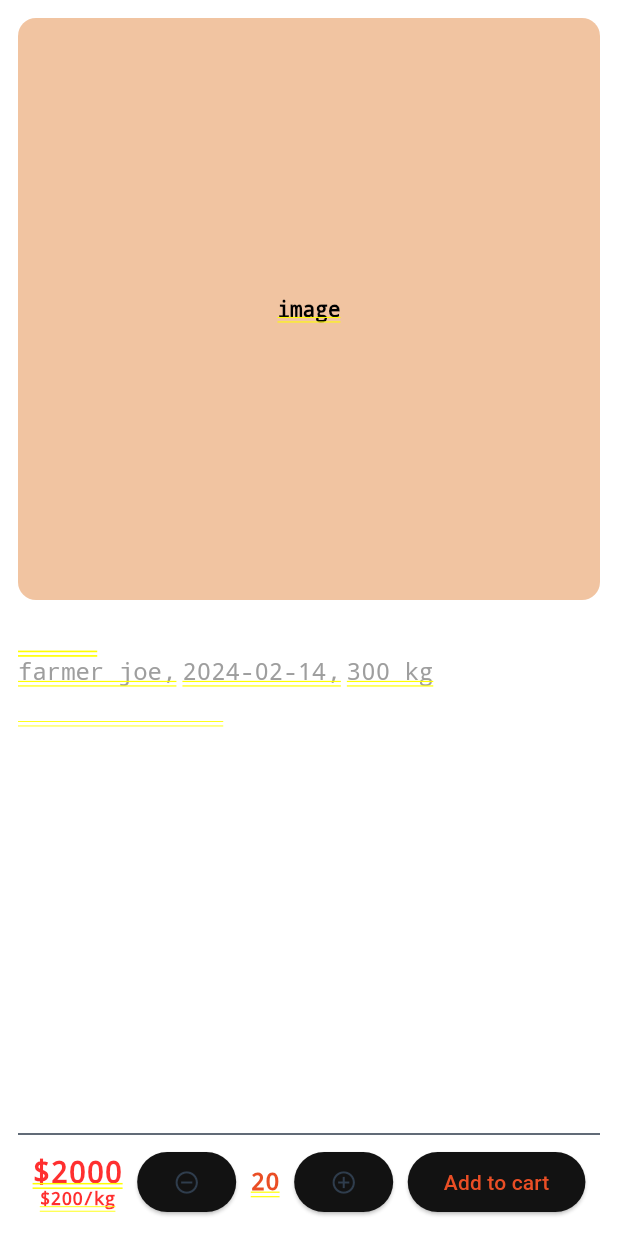
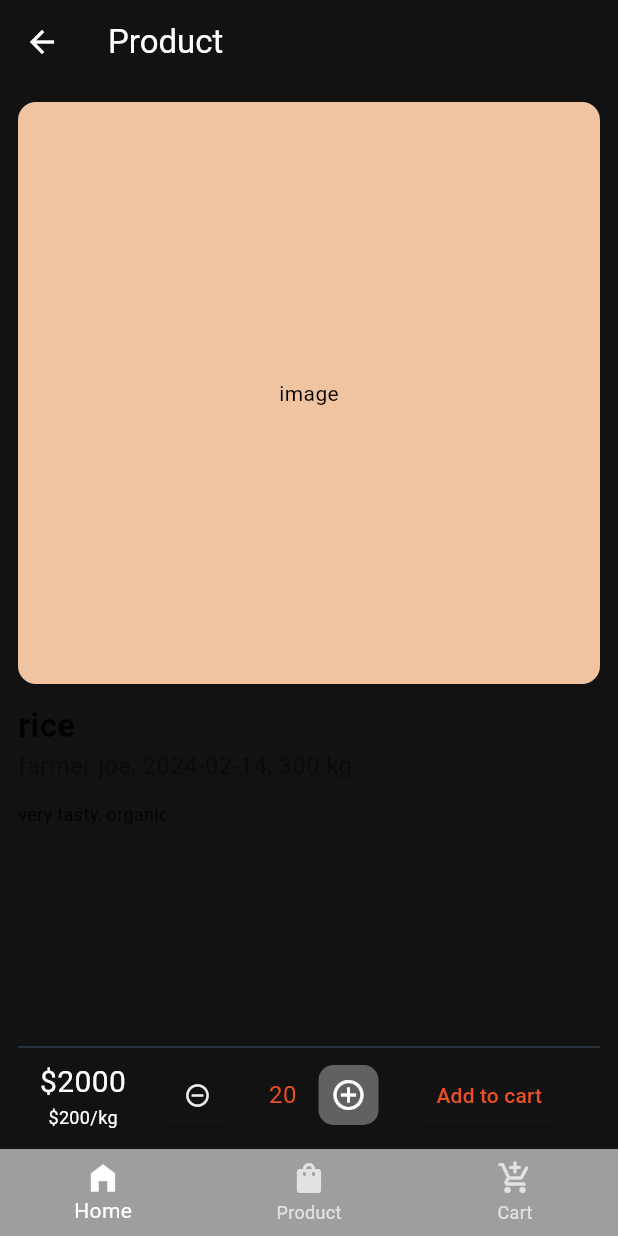
Before and after one commit to mars985/hackathon, a Flutter app: the ProductPage screen opened by its route, on a phone screen of 412 x 824 dp. Run offline on Flutter 3.47's test engine with Material 3 defaults, Android fonts, the phone set to English and light mode, and no system bars; our stand-ins replace cloud_firestore, firebase_auth, firebase_core, go_router, wakelock_plus; missing offline and left inert: firebase_ui_auth; accounts and stored records are empty.

Commit message:
cart add/delete functions, ui changes, bottom nav bar, router paths

```diff
--- a/lib/Themes/Demo.dart
+++ b/lib/Themes/Demo.dart
@@ -1,11 +1,15 @@
 import 'package:flutter/material.dart';
 
 ThemeData demo = ThemeData(
-  colorScheme: const ColorScheme.dark(
-    background: Color(0xFF1A2531),
-    primary: Color(0xFF2F3D4D),
-    secondary: Color(0xFF1D4B35),
-    inversePrimary: Color(0xFFEEC2A0),
-    tertiary: Color.fromARGB(255, 255, 68, 0),
+  colorScheme: ColorScheme.dark(
+    // background: Color(0xFF1A2531),
+    // primary: Color(0xFF2F3D4D),
+    // secondary: Color(0xFF1D4B35),
+    // inversePrimary: Color(0xFFEEC2A0),
+    // tertiary: Color.fromARGB(255, 255, 68, 0),
+    background: Colors.grey.shade300,
+    primary: Colors.grey.shade200,
+    secondary: Colors.white,
+    inversePrimary: Colors.grey.shade700,
   ),
 );
--- a/lib/main.dart
+++ b/lib/main.dart
@@ -5,6 +5,7 @@ import 'package:flutter/material.dart';
 import 'package:hackathon/Themes/Demo.dart';
 import 'package:hackathon/firebase_options.dart';
 import 'package:hackathon/models/product_service.dart';
+import 'package:hackathon/pages/cart_page.dart';
 import 'package:hackathon/pages/intro_page.dart';
 
 import 'package:hackathon/app_state.dart';
@@ -52,8 +53,8 @@ final _router = GoRouter(
   routes: [
     GoRoute(
       path: '/',
-      // builder: (context, state) => HomePage(),
-      builder: (context, state) => ProductPage(),
+      builder: (context, state) => HomePage(),
+      // builder: (context, state) => ProductPage(),
       routes: [
         GoRoute(
           path: 'sign-in',
@@ -119,6 +120,14 @@ final _router = GoRouter(
             );
           },
         ),
+        GoRoute(
+          path: 'product-page',
+          builder: (context, state) => ProductPage(),
+        ),
+        // GoRoute(
+        //   path: 'cart-page',
+        //   builder: (context, state) => CartPage(),
+        // ),
       ],
     ),
   ],
--- /dev/null
+++ b/lib/models/navigation_bar.dart
@@ -0,0 +1,48 @@
+import 'package:flutter/material.dart';
+import 'package:go_router/go_router.dart';
+import 'package:hackathon/pages/home_page.dart';
+import 'package:hackathon/pages/product_page.dart';
+
+class MyNavigationBar extends StatefulWidget {
+  MyNavigationBar({super.key});
+
+  @override
+  State<MyNavigationBar> createState() => _MyNavigationBarState();
+}
+
+class _MyNavigationBarState extends State<MyNavigationBar> {
+  @override
+  Widget build(BuildContext context) {
+    return BottomNavigationBar(
+      items: const [
+        BottomNavigationBarItem(
+          icon: Icon(Icons.home_filled),
+          label: "Home"
+        ),
+        BottomNavigationBarItem(
+          icon: Icon(Icons.shopping_bag),
+          label: "Product",
+        ),
+        BottomNavigationBarItem(
+          icon: Icon(Icons.add_shopping_cart_rounded),
+          label: "Cart",
+        ),
+      ],
+      onTap: (value) {
+        // context.go(widget._pages[value]);
+        switch (value) {
+          case 0:
+            context.go('/');  //home page
+            break;
+          case 1:
+            context.go('/product-page');
+            break;
+          case 2:
+            context.go('/cart-page');
+          default:
+        }
+      },
+      backgroundColor: Colors.grey,
+    );
+  }
+}
--- a/lib/pages/product_page.dart
+++ b/lib/pages/product_page.dart
@@ -1,4 +1,5 @@
 import 'package:flutter/material.dart';
+import 'package:hackathon/models/navigation_bar.dart';
 
 class ProductPage extends StatelessWidget {
   const ProductPage({
@@ -29,7 +30,10 @@ class ProductPage extends StatelessWidget {
   Widget build(BuildContext context) {
     return SafeArea(
       maintainBottomViewPadding: true,
-      child: Padding(
+      child: Scaffold(
+        bottomNavigationBar: MyNavigationBar(),
+        appBar: AppBar(title: Text("Product"),),
+        body: Padding(
           padding: const EdgeInsets.all(12.0),
           child: Column(
             children: [
@@ -39,26 +43,26 @@ class ProductPage extends StatelessWidget {
                   AspectRatio(
                     aspectRatio: 9 / 9,
                     child: Container(
-                    child: Center(
+                      child: const Center(
                           child: Text(
                         "image",
                         style: TextStyle(fontSize: 14, color: Colors.black),
                       )),
                       decoration: BoxDecoration(
-                      color: Color(0xFFF1C4A1),
+                        color: const Color(0xFFF1C4A1),
                         borderRadius: BorderRadius.circular(12),
                       ),
                     ),
                   ),
-                SizedBox(height: 12),
+                  const SizedBox(height: 12),
                   Column(
                     crossAxisAlignment: CrossAxisAlignment.start,
                     children: [
                       Text(
                         cropname,
-                      style: TextStyle(
+                        style: const TextStyle(
                           fontSize: 22,
-                        color: Colors.white,
+                          color: Colors.black87,
                           fontWeight: FontWeight.bold,
                         ),
                       ),
@@ -66,49 +70,49 @@ class ProductPage extends StatelessWidget {
                         children: [
                           Text(
                             "$farmername,",
-                          style: TextStyle(
+                            style: const TextStyle(
                               fontSize: 16,
-                            color: Colors.grey,
-                            fontWeight: FontWeight.w100,
+                              color: Colors.black45,
+                              fontWeight: FontWeight.w400,
                             ),
                           ),
-                        SizedBox(width: 4),
+                          const SizedBox(width: 4),
                           Text(
                             "$whenharvested,",
-                          style: TextStyle(
+                            style: const TextStyle(
                               fontSize: 16,
-                            color: Colors.grey,
-                            fontWeight: FontWeight.w100,
+                              color: Colors.black45,
+                              fontWeight: FontWeight.w400,
                             ),
                           ),
-                        SizedBox(width: 4),
+                          const SizedBox(width: 4),
                           Text(
                             "$quantity kg",
-                          style: TextStyle(
+                            style: const TextStyle(
                               fontSize: 16,
-                            color: Colors.grey,
-                            fontWeight: FontWeight.w100,
+                              color: Colors.black45,
+                              fontWeight: FontWeight.w400,
                             ),
                           ),
                         ],
                       ),
                     ],
                   ),
-                SizedBox(height: 12),
+                  const SizedBox(height: 12),
                   Text(
                     description,
-                  style: TextStyle(
-                    color: Colors.white,
+                    style: const TextStyle(
+                      color: Colors.black87,
                       fontSize: 12,
                     ),
                   ),
                 ],
               ),
-            Expanded(child: SizedBox()),
+              const Expanded(child: SizedBox()),
               Column(
                 mainAxisAlignment: MainAxisAlignment.end,
                 children: [
-                Divider(
+                  const Divider(
                     thickness: 1,
                     color: Color(0xFF2D3B4A),
                   ),
@@ -117,33 +121,40 @@ class ProductPage extends StatelessWidget {
                     children: [
                       Column(
                         children: [
-                        Text(
+                          const Text(
                             "\$2000",
                             style: TextStyle(fontSize: 20),
                           ),
                           Text(
                             "\$$price/kg",
-                          style: TextStyle(fontSize: 12),
+                            style: const TextStyle(fontSize: 12),
                           ),
                         ],
                       ),
                       ElevatedButton(
                           onPressed: () {},
-                        child: Icon(Icons.remove_circle_outline)),
-                    Text(
+                          child: const Icon(Icons.remove_circle_outline)),
+                      const Text(
                         "20",
-                      style: TextStyle(color: Color(0xFFEA4E25), fontSize: 16),
+                        style: TextStyle(
+                            color: const Color(0xFFEA4E25), fontSize: 16),
+                      ),
+                      Container(
+                        height: 40,
+                        width: 40,
+                        child: const Icon(Icons.add_circle_outline),
+                        decoration: BoxDecoration(
+                            borderRadius: BorderRadius.circular(10),
+                            color: Colors.grey.shade700),
                       ),
                       ElevatedButton(
                         onPressed: () {},
-                        child: Icon(Icons.add_circle_outline)),
-                    ElevatedButton(
-                      onPressed: () {},
-                      child: Text("Add to cart"),
-                      style: ButtonStyle(
+                        child: const Text("Add to cart"),
+                        style: const ButtonStyle(
                           foregroundColor: MaterialStatePropertyAll(
-                          Color(0xFFEA4E25),
+                            Color(0xFFEA4E25)
                           ),
+                          // backgroundColor: MaterialStatePropertyAll(Colors.white),
                         ),
                       )
                     ],
@@ -153,6 +164,7 @@ class ProductPage extends StatelessWidget {
             ],
           ),
         ),
+      ),
     );
   }
 }
--- a/pubspec.yaml
+++ b/pubspec.yaml
@@ -14,6 +14,7 @@ dependencies:
   flutter:
     sdk: flutter
   go_router: ^13.2.0
+  google_sign_in: ^6.2.1
   provider: ^6.1.1
   wakelock_plus: ^1.1.4
 
```
Also changed, not shown: lib/models/product_card.dart (+7 -5 lines), lib/models/product_service.dart (+12 -26 lines), lib/pages/cart_page.dart (added, +15 -0 lines), lib/pages/home_page.dart (+20 -6 lines), pubspec.lock, 1 other file. Lines whose indentation alone changed are shown as unchanged.
